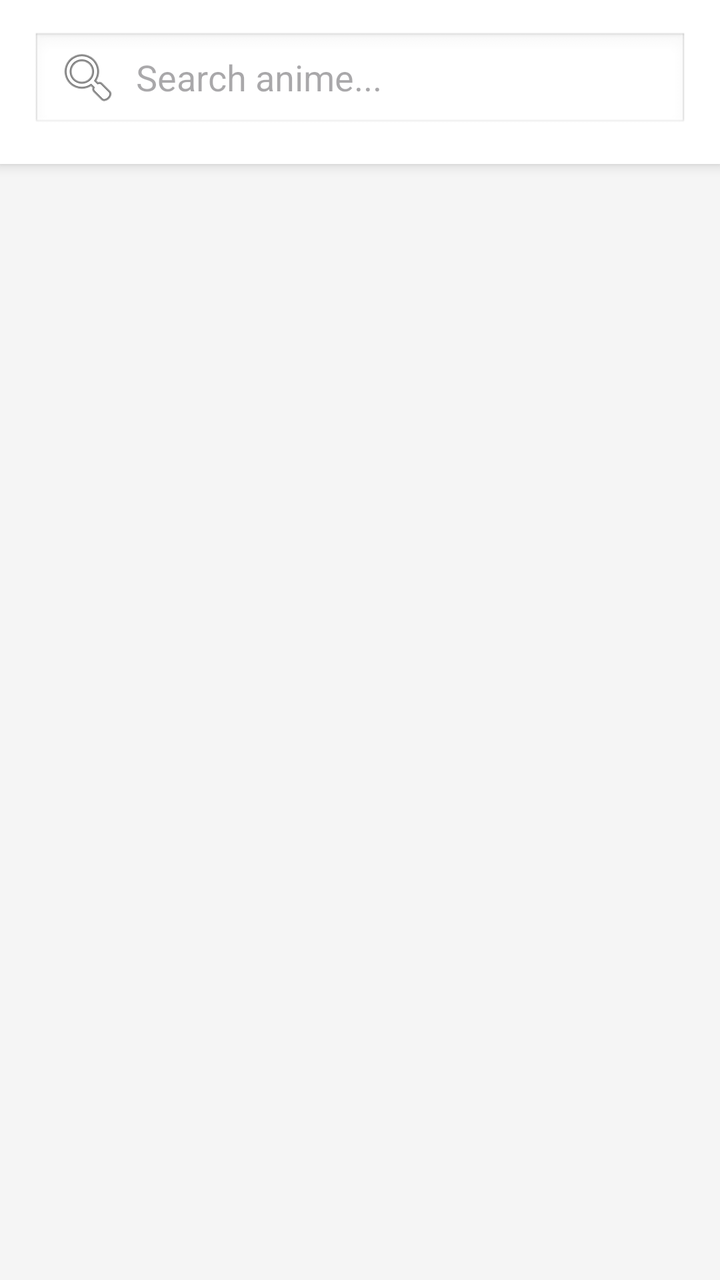
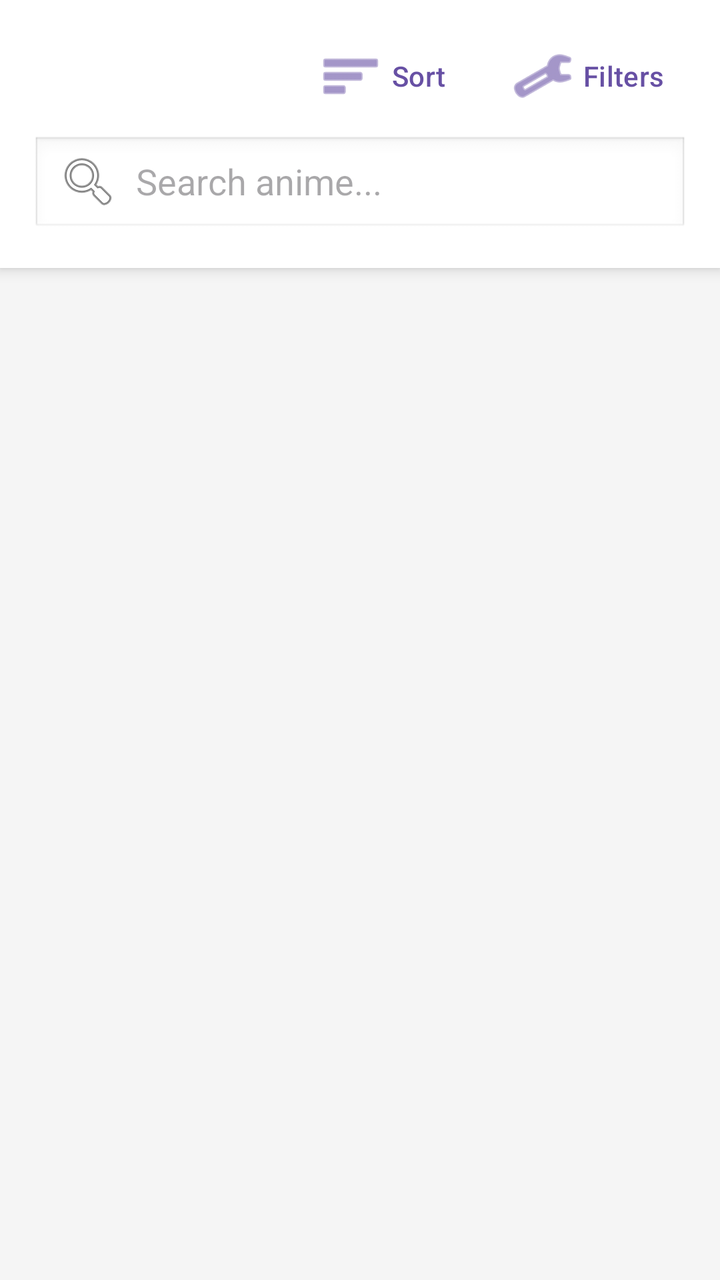

Screens rendered from an Android XML layout before and after an edit, with the pre-edit source and the edit as a unified diff.
<!-- AndroidManifest.xml: application theme Theme.AnimeRecsClient -->
<!-- res/layout/fragment_search.xml -->
<?xml version="1.0" encoding="utf-8"?>
<LinearLayout xmlns:android="http://schemas.android.com/apk/res/android"
    android:id="@+id/rootSearchLayout"
    android:layout_width="match_parent"
    android:layout_height="match_parent"
    android:orientation="vertical"
    android:background="#F5F5F5"
    android:clickable="true"
    android:focusable="true"
    android:focusableInTouchMode="true">

    <FrameLayout
        android:layout_width="match_parent"
        android:layout_height="wrap_content"
        android:padding="16dp"
        android:background="#FFFFFF"
        android:elevation="4dp">

        <EditText
            android:id="@+id/etSearchQuery"
            android:layout_width="match_parent"
            android:layout_height="50dp"
            android:background="@android:drawable/edit_text"
            android:hint="Search anime..."
            android:inputType="textVisiblePassword|textNoSuggestions"
            android:maxLines="1"
            android:paddingStart="12dp"
            android:paddingEnd="12dp"
            android:drawableStart="@android:drawable/ic_menu_search"
            android:drawablePadding="8dp"/>
    </FrameLayout>

    <ProgressBar
        android:id="@+id/progressBarSearch"
        android:layout_width="wrap_content"
        android:layout_height="wrap_content"
        android:layout_gravity="center"
        android:layout_marginTop="24dp"
        android:visibility="gone"/>

    <androidx.recyclerview.widget.RecyclerView
        android:id="@+id/rvSearchResults"
        android:layout_width="match_parent"
        android:layout_height="match_parent"
        android:padding="4dp"
        android:clipToPadding="false"/>

</LinearLayout>
<!-- resources referenced by this layout -->
<resources>
  <style name="Theme.AnimeRecsClient" parent="Base.Theme.AnimeRecsClient" />
  <style name="Base.Theme.AnimeRecsClient" parent="Theme.Material3.DayNight.NoActionBar">
          
          
      </style>
</resources>

<!-- the commit's change to res/layout/fragment_search.xml (unified diff, before → after) -->
@@ -9,12 +9,46 @@
     android:focusable="true"
     android:focusableInTouchMode="true">
 
-    <FrameLayout
+    <LinearLayout
         android:layout_width="match_parent"
         android:layout_height="wrap_content"
+        android:orientation="vertical"
         android:padding="16dp"
         android:background="#FFFFFF"
         android:elevation="4dp">
+
+        <LinearLayout
+            android:layout_width="match_parent"
+            android:layout_height="wrap_content"
+            android:orientation="horizontal"
+            android:gravity="end"
+            android:layout_marginBottom="8dp">
+
+            <Button
+                android:id="@+id/btnSort"
+                style="?attr/borderlessButtonStyle"
+                android:layout_width="wrap_content"
+                android:layout_height="wrap_content"
+                android:minHeight="40dp"
+                android:text="Sort"
+                android:textColor="?attr/colorPrimary"
+                android:drawableLeft="@android:drawable/ic_menu_sort_by_size"
+                android:drawablePadding="4dp"
+                android:drawableTint="?attr/colorPrimary"
+                android:layout_marginEnd="8dp"/>
+
+            <Button
+                android:id="@+id/btnFilter"
+                style="?attr/borderlessButtonStyle"
+                android:layout_width="wrap_content"
+                android:layout_height="wrap_content"
+                android:minHeight="40dp"
+                android:text="Filters"
+                android:textColor="?attr/colorPrimary"
+                android:drawableLeft="@android:drawable/ic_menu_manage"
+                android:drawablePadding="4dp"
+                android:drawableTint="?attr/colorPrimary"/>
+        </LinearLayout>
 
         <EditText
             android:id="@+id/etSearchQuery"
@@ -28,7 +62,7 @@
             android:paddingEnd="12dp"
             android:drawableStart="@android:drawable/ic_menu_search"
             android:drawablePadding="8dp"/>
-    </FrameLayout>
+    </LinearLayout>
 
     <ProgressBar
         android:id="@+id/progressBarSearch"
